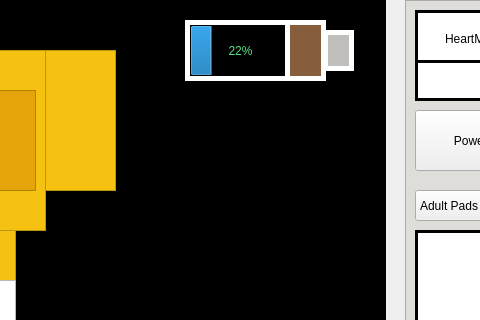
Above: mainwindow.ui from Winterprism/Comp3004-Group-Project before the change; both pictures show x 505 to 985 and y 0 to 320 of the 1242 by 700 pixel window. Below: the same form after it.
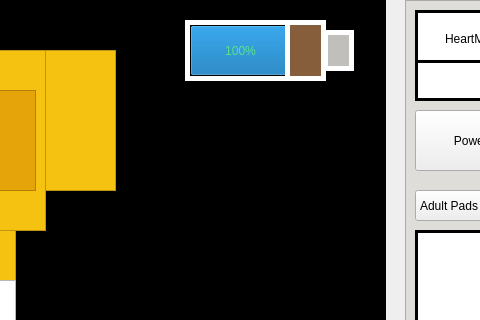
That is the form after the change.

What changed in the file:
```diff
--- a/mainwindow.ui
+++ b/mainwindow.ui
@@ -264,10 +264,10 @@
 </string>
     </property>
     <property name="maximum">
-     <number>102</number>
+     <number>100</number>
     </property>
     <property name="value">
-     <number>23</number>
+     <number>100</number>
     </property>
     <property name="alignment">
      <set>Qt::AlignLeading|Qt::AlignLeft|Qt::AlignVCenter</set>
```
